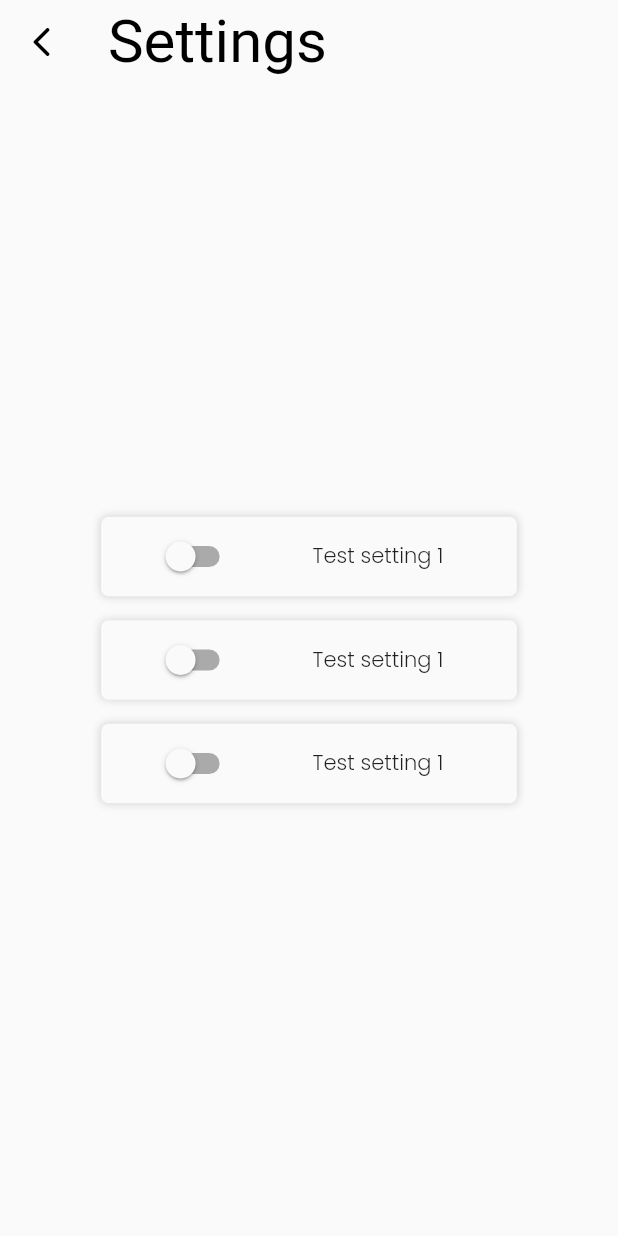
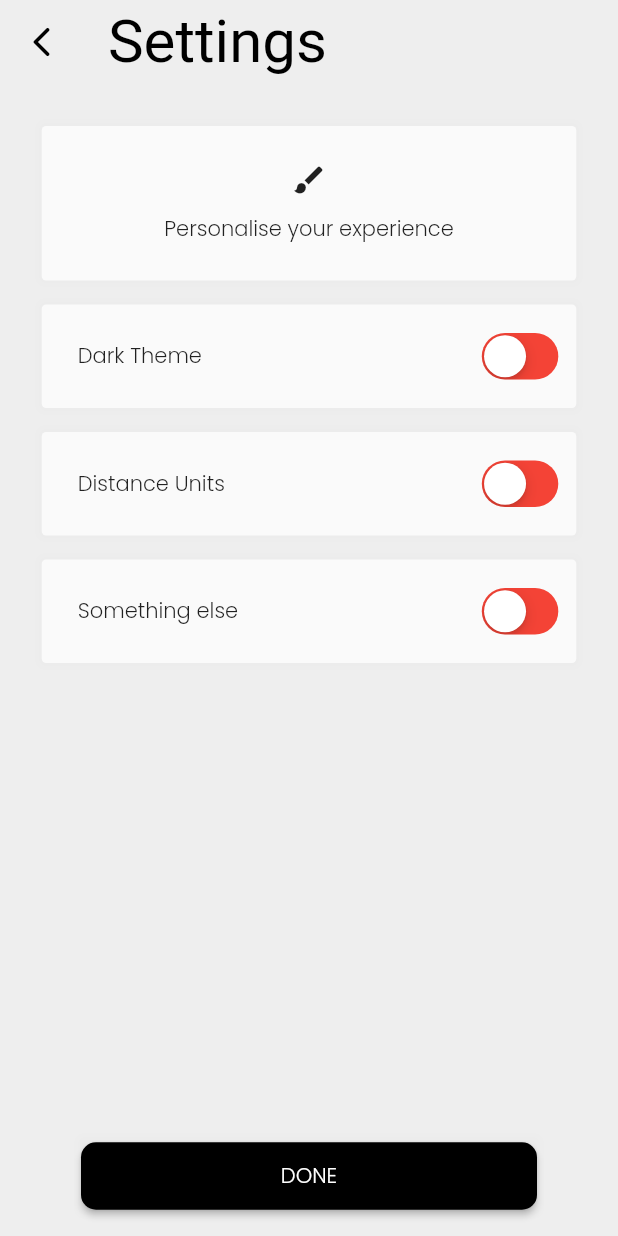
Before and after one commit to Valeron-T/location_app, a Flutter app: the screen it shows after launch, after a tap on "Settings", on a phone screen of 412 x 824 dp. Run offline on Flutter 3.47's test engine with Material 2 defaults, Android fonts, the phone set to English and light mode, and no system bars; missing offline and left inert: open_street_map_search_and_pick.

Commit message:
Tweaked settings and redesigned login

```diff
--- a/lib/main.dart
+++ b/lib/main.dart
@@ -1,7 +1,10 @@
 // ignore_for_file: prefer_const_constructors, prefer_const_literals_to_create_immutables
 
 import 'dart:math';
+import 'dart:ui';
 
+import 'package:flutter/cupertino.dart';
+import 'package:flutter/foundation.dart';
 import 'package:flutter/material.dart';
 import 'package:url_launcher/url_launcher.dart';
 import 'package:open_street_map_search_and_pick/open_street_map_search_and_pick.dart';
@@ -16,7 +19,8 @@ class MyApp extends StatelessWidget {
     return MaterialApp(
       title: "Drone Information",
       theme: ThemeData(
-        colorScheme: ColorScheme.light(background: Color.fromARGB(255, 156, 156, 156)),
+        colorScheme:
+            ColorScheme.light(background: Color.fromARGB(255, 110, 110, 110)),
         brightness: Brightness.light,
         fontFamily: 'Poppins',
       ),
@@ -25,7 +29,8 @@ class MyApp extends StatelessWidget {
   }
 }
 
-var w = Colors.white;
+var white = Colors.white;
+var w = Colors.grey[300];
 var b = Colors.black;
 var h = 'METERS';
 
@@ -39,35 +44,62 @@ class LogInPage extends StatelessWidget {
   @override
   Widget build(BuildContext context) {
     return Scaffold(
-      appBar: AppBar(
-        titleTextStyle: TextStyle(color: w, fontSize: 40),
-        title: Text("DRONE CONNECTION"),
-        centerTitle: true,
-        backgroundColor: b,
-      ),
+      // appBar: AppBar(
+      //   // titleTextStyle: TextStyle(color: b),
+      //   // title: Text("DRONE CONNECTION"),
+      //   leading: Icon(Icons.android_rounded),
+      //   centerTitle: true,
+      //   shadowColor: Colors.transparent,
+      //   backgroundColor: Colors.grey[300],
+      // ),
       body: Center(
+        child: Container(
+          padding: EdgeInsets.fromLTRB(50, 10, 0, 0),
+          alignment: Alignment.centerLeft,
+          decoration: BoxDecoration(
+              image: DecorationImage(
+                  image: AssetImage("assets/images/blur-bg.jpg"),
+                  fit: BoxFit.cover)),
           child: Column(
-          mainAxisAlignment: MainAxisAlignment.spaceEvenly,
+            crossAxisAlignment: CrossAxisAlignment.start,
+            mainAxisAlignment: MainAxisAlignment.center,
             children: <Widget>[
               Text(
-              'Welcome',
-              style: Theme.of(context).textTheme.headlineMedium,
+                'Drone',
+                style: TextStyle(
+                    fontWeight: FontWeight.bold, fontSize: 40, color: white),
               ),
-            SizedBox(
-              width: 200,
+              Text(
+                'Tracking',
+                style: TextStyle(
+                    fontWeight: FontWeight.normal, fontSize: 40, color: white),
+              ),
+              Text(
+                'Made Simple',
+                style: TextStyle(
+                    fontWeight: FontWeight.bold, fontSize: 40, color: white),
+              ),
+              SizedBox(height: 40),
+              FractionallySizedBox(
+                widthFactor: 0.9,
+                child: SizedBox(
                   child: TextField(
                     controller: pc,
                     obscureText: true,
                     enableSuggestions: false,
                     autocorrect: false,
                     decoration: InputDecoration(
-                  border: OutlineInputBorder(),
+                      // border: OutlineInputBorder(),
+                      fillColor: white,
+                      focusColor: Colors.amber[300],
                       prefixIcon: Icon(Icons.lock),
                       labelText: 'PASSWORD',
                       hintText: 'Enter Password',
                     ),
                   ),
                 ),
+              ),
+              SizedBox(height: 50),
               FloatingActionButton.extended(
                 heroTag: "info",
                 onPressed: () {
@@ -104,6 +136,7 @@ class LogInPage extends StatelessWidget {
                 backgroundColor: Colors.blueAccent,
                 foregroundColor: Colors.white,
               ),
+              SizedBox(height: 10),
               FloatingActionButton.extended(
                 heroTag: "settings",
                 onPressed: () {
@@ -119,11 +152,13 @@ class LogInPage extends StatelessWidget {
             ],
           ),
         ),
+      ),
       //floatingActionButtonLocation: FloatingActionButtonLocation.centerFloat,
     );
   }
 }
 
+// Settings page
 class SettingPage extends StatelessWidget {
   SettingPage({Key? key, required this.title}) : super(key: key);
   final String title;
@@ -139,36 +174,76 @@ class SettingPage extends StatelessWidget {
         titleTextStyle: TextStyle(color: b, fontSize: 40),
         shadowColor: Colors.transparent,
         title: Text("Settings"),
-        backgroundColor: Colors.grey[50],
+        backgroundColor: Colors.grey[200],
       ),
-      body: Center(
+      body: Container(
+        padding: EdgeInsets.fromLTRB(0, 20, 0, 0),
+        alignment: Alignment.center,
+        decoration: BoxDecoration(color: Colors.grey[200]),
         child: Column(
-          mainAxisAlignment: MainAxisAlignment.center,
           children: [
+            Padding(
+              padding: const EdgeInsets.all(8.0),
+              child: FractionallySizedBox(
+                widthFactor: 0.9,
+                child: Container(
+                  decoration: BoxDecoration(
+                      borderRadius: BorderRadius.circular(3),
+                      boxShadow: [
+                        BoxShadow(
+                            spreadRadius: 1.5,
+                            blurRadius: 4,
+                            color: Color.fromARGB(31, 211, 211, 211))
+                      ],
+                      color: Colors.grey[50]),
+                  child: Padding(
+                    padding: const EdgeInsets.all(8.0),
+                    child: Row(
+                      mainAxisAlignment: MainAxisAlignment.spaceEvenly,
+                      children: [
+                        Padding(
+                          padding: const EdgeInsets.all(16.0),
+                          child: Column(
+                            children: [
+                              Icon(Icons.brush_rounded),
+                              SizedBox(height: 10),
+                              Text("Personalise your experience"),
+                            ],
+                          ),
+                        ),
+                      ],
+                    ),
+                  ),
+                ),
+              ),
+            ),
             // Row 1 on settings
             Padding(
               padding: const EdgeInsets.all(8.0),
               child: FractionallySizedBox(
-                widthFactor: 0.7,
+                widthFactor: 0.9,
                 child: Container(
                   decoration: BoxDecoration(
-                      borderRadius: BorderRadius.circular(5),
+                      borderRadius: BorderRadius.circular(3),
                       boxShadow: [
                         BoxShadow(
-                            spreadRadius: 0.1,
+                            spreadRadius: 1.5,
                             blurRadius: 4,
-                            color: Color.fromARGB(255, 211, 211, 211))
+                            color: Color.fromARGB(31, 211, 211, 211))
                       ],
                       color: Colors.grey[50]),
+                  child: Padding(
+                    padding: const EdgeInsets.all(8.0),
                     child: Row(
-                    mainAxisAlignment: MainAxisAlignment.spaceEvenly,
+                      mainAxisAlignment: MainAxisAlignment.spaceBetween,
                       children: [
-                      ToggleSwitch(),
                         Padding(
                           padding: const EdgeInsets.all(16.0),
-                        child: Text("Test setting 1"),
-                      )
+                          child: Text("Dark Theme"),
+                        ),
+                        ToggleSwitch(),
                       ],
+                    ),
                   ),
                 ),
               ),
@@ -177,26 +252,29 @@ class SettingPage extends StatelessWidget {
             Padding(
               padding: const EdgeInsets.all(8.0),
               child: FractionallySizedBox(
-                widthFactor: 0.7,
+                widthFactor: 0.9,
                 child: Container(
                   decoration: BoxDecoration(
-                      borderRadius: BorderRadius.circular(5),
+                      borderRadius: BorderRadius.circular(3),
                       boxShadow: [
                         BoxShadow(
-                            spreadRadius: 0.1,
+                            spreadRadius: 1.5,
                             blurRadius: 4,
-                            color: Color.fromARGB(255, 211, 211, 211))
+                            color: Color.fromARGB(31, 211, 211, 211))
                       ],
                       color: Colors.grey[50]),
+                  child: Padding(
+                    padding: const EdgeInsets.all(8.0),
                     child: Row(
-                    mainAxisAlignment: MainAxisAlignment.spaceEvenly,
+                      mainAxisAlignment: MainAxisAlignment.spaceBetween,
                       children: [
-                      ToggleSwitch(),
                         Padding(
                           padding: const EdgeInsets.all(16.0),
-                        child: Text("Test setting 1"),
-                      )
+                          child: Text("Distance Units"),
+                        ),
+                        ToggleSwitch(),
                       ],
+                    ),
                   ),
                 ),
               ),
@@ -205,29 +283,60 @@ class SettingPage extends StatelessWidget {
             Padding(
               padding: const EdgeInsets.all(8.0),
               child: FractionallySizedBox(
-                widthFactor: 0.7,
+                widthFactor: 0.9,
                 child: Container(
                   decoration: BoxDecoration(
-                      borderRadius: BorderRadius.circular(5),
+                      borderRadius: BorderRadius.circular(3),
                       boxShadow: [
                         BoxShadow(
-                            spreadRadius: 0.1,
+                            spreadRadius: 1.5,
                             blurRadius: 4,
-                            color: Color.fromARGB(255, 211, 211, 211))
+                            color: Color.fromARGB(31, 211, 211, 211))
                       ],
                       color: Colors.grey[50]),
+                  child: Padding(
+                    padding: const EdgeInsets.all(8.0),
                     child: Row(
-                    mainAxisAlignment: MainAxisAlignment.spaceEvenly,
+                      mainAxisAlignment: MainAxisAlignment.spaceBetween,
                       children: [
-                      ToggleSwitch(),
                         Padding(
                           padding: const EdgeInsets.all(16.0),
-                        child: Text("Test setting 1"),
-                      )
+                          child: Text("Something else"),
+                        ),
+                        ToggleSwitch(),
                       ],
                     ),
                   ),
                 ),
+              ),
+            ),
+            Spacer(),
+            Padding(
+              padding: const EdgeInsets.all(16.0),
+              child: Container(
+                  decoration: BoxDecoration(
+                      borderRadius: BorderRadius.circular(3),
+                      boxShadow: [
+                        BoxShadow(
+                            spreadRadius: 1.5,
+                            blurRadius: 4,
+                            color: Color.fromARGB(31, 211, 211, 211))
+                      ]),
+                  child: FractionallySizedBox(
+                    widthFactor: 0.8,
+                    child: ElevatedButton(
+                        onPressed: () => Navigator.of(context).pop(),
+                        style: ButtonStyle(
+                            shape: MaterialStatePropertyAll(
+                                RoundedRectangleBorder(
+                                    borderRadius: BorderRadius.circular(10))),
+                            backgroundColor:
+                                MaterialStateProperty.all(Colors.black)),
+                        child: Padding(
+                          padding: const EdgeInsets.all(12.0),
+                          child: Text("DONE"),
+                        )),
+                  )),
             ),
           ],
         ),
@@ -247,7 +356,7 @@ class _State extends State<ToggleSwitch> {
   @override
   Widget build(BuildContext context) {
     return Center(
-      child: Switch(
+      child: CupertinoSwitch(
         value: isSwitched,
         onChanged: (value) {
           setState(() {
@@ -255,7 +364,7 @@ class _State extends State<ToggleSwitch> {
             print(isSwitched);
           });
         },
-        activeTrackColor: Colors.lightGreenAccent,
+        trackColor: Colors.red,
         activeColor: Colors.green,
       ),
     );
--- a/pubspec.yaml
+++ b/pubspec.yaml
@@ -62,8 +62,8 @@ flutter:
   uses-material-design: true
 
   # To add assets to your application, add an assets section, like this:
-  # assets:
-  #   - images/a_dot_burr.jpeg
+  assets:
+    - assets/images/
   #   - images/a_dot_ham.jpeg
 
   # An image asset can refer to one or more resolution-specific "variants", see
@@ -81,6 +81,7 @@ flutter:
     - family: Poppins
       fonts:
         - asset: assets/fonts/Poppins-Light.ttf
+        - asset: assets/fonts/Poppins-Bold.ttf
   #       - asset: fonts/Schyler-Italic.ttf
   #         style: italic
   #   - family: Trajan Pro
```
Also changed, not shown: assets/fonts/Poppins-Bold.ttf (added), assets/images/blur-bg.jpg (added). Lines whose indentation alone changed are shown as unchanged.
